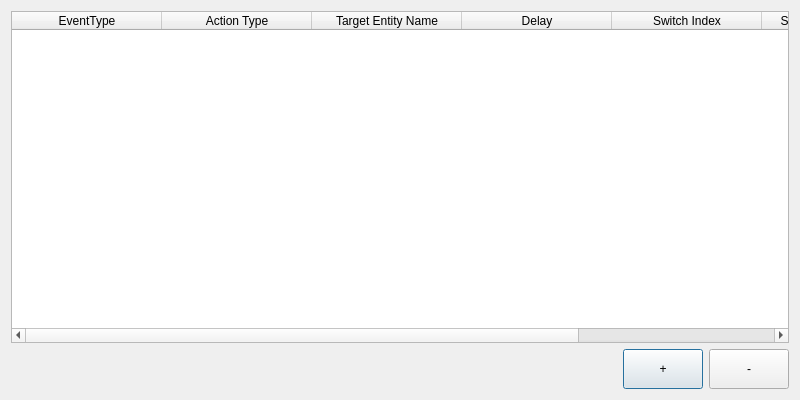
Above: Tools/ResourceEditor/DataQt/ActionComponentEditor.ui from xaoctech/dava.engine before the change. Below: the same form after it.
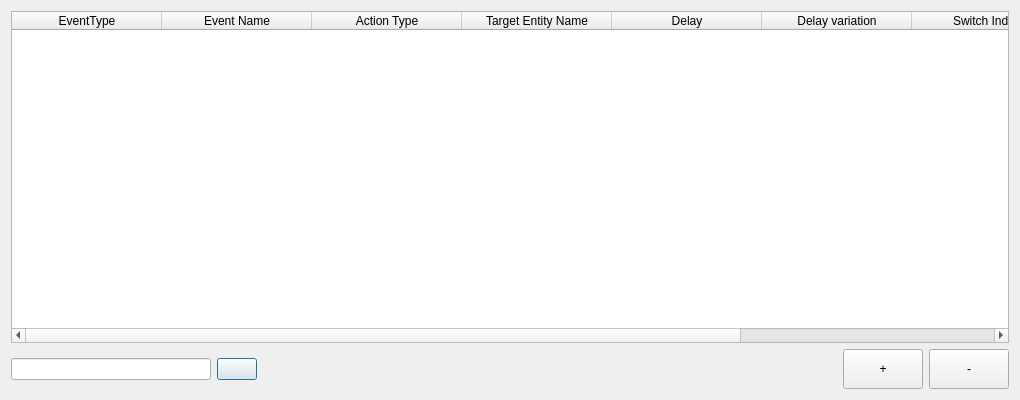
That is the form after the change. Icons and pictures are not drawn.

Commit message: [DF-2176] Action stop component implementation

Diff of the .ui file:
```diff
--- a/Tools/ResourceEditor/DataQt/ActionComponentEditor.ui
+++ b/Tools/ResourceEditor/DataQt/ActionComponentEditor.ui
@@ -9,7 +9,7 @@
    <rect>
     <x>0</x>
     <y>0</y>
-    <width>800</width>
+    <width>1020</width>
     <height>400</height>
    </rect>
   </property>
@@ -31,17 +31,31 @@
      <property name="horizontalScrollMode">
       <enum>QAbstractItemView::ScrollPerPixel</enum>
      </property>
+     <attribute name="horizontalHeaderVisible">
+      <bool>true</bool>
+     </attribute>
      <attribute name="horizontalHeaderDefaultSectionSize">
       <number>150</number>
      </attribute>
      <attribute name="horizontalHeaderStretchLastSection">
       <bool>false</bool>
      </attribute>
+     <attribute name="verticalHeaderVisible">
+      <bool>false</bool>
+     </attribute>
+     <attribute name="verticalHeaderHighlightSections">
+      <bool>false</bool>
+     </attribute>
      <column>
       <property name="text">
        <string>EventType</string>
       </property>
      </column>
+     <column>
+      <property name="text">
+       <string>Event Name</string>
+      </property>
+     </column>
      <column>
       <property name="text">
        <string>Action Type</string>
@@ -57,6 +71,11 @@
        <string>Delay</string>
       </property>
      </column>
+     <column>
+      <property name="text">
+       <string>Delay variation</string>
+      </property>
+     </column>
      <column>
       <property name="text">
        <string>Switch Index</string>
@@ -75,7 +94,28 @@
     </widget>
    </item>
    <item>
-    <layout class="QHBoxLayout" name="horizontalLayout" stretch="1,0,0">
+    <layout class="QHBoxLayout" name="horizontalLayout" stretch="0,0,1,0,0">
+     <item>
+      <widget class="QLineEdit" name="eventName">
+       <property name="minimumSize">
+        <size>
+         <width>200</width>
+         <height>0</height>
+        </size>
+       </property>
+      </widget>
+     </item>
+     <item>
+      <widget class="QPushButton" name="invokeEvent">
+       <property name="text">
+        <string/>
+       </property>
+       <property name="icon">
+        <iconset resource="QtIcons.qrc">
+         <normaloff>:/QtIcons/play.png</normaloff>:/QtIcons/play.png</iconset>
+       </property>
+      </widget>
+     </item>
      <item>
       <spacer name="horizontalSpacer">
        <property name="orientation">
```
Left out of the diff: 22 changed lines with no effect on the pictures. The commit also changes 4 other files.
